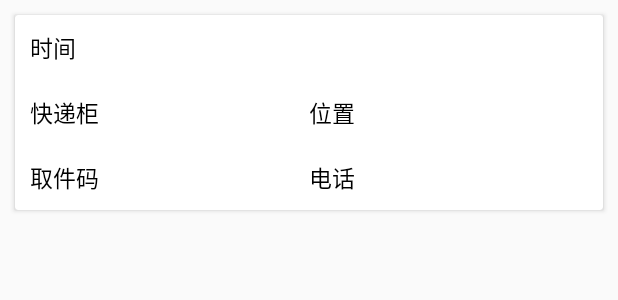
After one commit to Maplely/TopSmsSort, an Android app: the layout adapter_sms.xml on its own in the app's theme, with its tools: preview values and no code run, on a phone screen of 412 x 824 dp. The commit adds this screen. Shown: the top 300 px of the screen. Run offline under Robolectric (Android 15) with nearby library versions, the phone set to English and light mode, and no system bars.

Commit message:
add code

```diff
--- a/app/build.gradle
+++ b/app/build.gradle
@@ -35,4 +35,6 @@ dependencies {
     implementation 'com.google.code.gson:gson:2.8.5'
     implementation 'com.android.support:design:28.0.0'
     implementation 'com.github.bumptech.glide:glide:4.8.0'
+    testImplementation 'junit:junit:4.12'
+    androidTestImplementation 'com.android.support.test:runner:1.0.2'
 }
--- /dev/null
+++ b/app/src/main/res/layout/adapter_sms.xml
@@ -0,0 +1,73 @@
+<?xml version="1.0" encoding="utf-8"?>
+<android.support.v7.widget.CardView
+    xmlns:android="http://schemas.android.com/apk/res/android"
+    android:layout_width="match_parent"
+    android:layout_height="wrap_content"
+    android:layout_margin="10dp"
+    android:elevation="10dp">
+
+    <LinearLayout
+        android:layout_width="match_parent"
+        android:layout_height="match_parent"
+        android:orientation="vertical">
+
+        <TextView
+            android:id="@+id/package_time"
+            android:textSize="15dp"
+            android:textColor="@color/textcolor"
+            android:layout_margin="10dp"
+            android:layout_width="wrap_content"
+            android:layout_height="wrap_content"
+            android:text="时间"/>
+
+        <LinearLayout
+            android:layout_width="match_parent"
+            android:layout_height="match_parent"
+            android:layout_margin="10dp"
+            android:orientation="horizontal">
+
+            <TextView
+                android:id="@+id/package_name"
+                android:layout_width="0dp"
+                android:layout_height="wrap_content"
+                android:layout_weight="1"
+                android:text="快递柜"
+                android:textColor="@color/textcolor"
+                android:textSize="15dp"/>
+
+            <TextView
+                android:id="@+id/package_where"
+                android:layout_width="0dp"
+                android:layout_height="match_parent"
+                android:layout_weight="1"
+                android:text="位置"
+                android:textColor="@color/textcolor"
+                android:textSize="15dp"/>
+        </LinearLayout>
+
+        <LinearLayout
+            android:layout_width="match_parent"
+            android:layout_height="match_parent"
+            android:layout_margin="10dp"
+            android:orientation="horizontal">
+
+            <TextView
+                android:id="@+id/package_num"
+                android:layout_width="0dp"
+                android:layout_height="wrap_content"
+                android:layout_weight="1"
+                android:text="取件码"
+                android:textColor="@color/textcolor"
+                android:textSize="15dp"/>
+
+            <TextView
+                android:id="@+id/package_tel"
+                android:layout_width="0dp"
+                android:layout_height="match_parent"
+                android:layout_weight="1"
+                android:text="电话"
+                android:textColor="@color/textcolor"
+                android:textSize="15dp"/>
+        </LinearLayout>
+    </LinearLayout>
+</android.support.v7.widget.CardView>
```
Also changed, not shown: app/src/main/java/com/top/topsmssort/activity/MainActivity.kt (+1 -27 lines), app/src/main/java/com/top/topsmssort/adapter/SmsAdapter.kt (added, +46 -0 lines), app/src/main/java/com/top/topsmssort/fragment/SmsFragment.kt (+70 -3 lines), app/src/main/java/com/top/topsmssort/model/PreSmsBean.kt (added, +7 -0 lines), app/src/main/java/com/top/topsmssort/model/SmsBean.kt (added, +7 -0 lines), app/src/main/java/com/top/topsmssort/parse/ParseManager.kt (added, +51 -0 lines), 1 other file.
